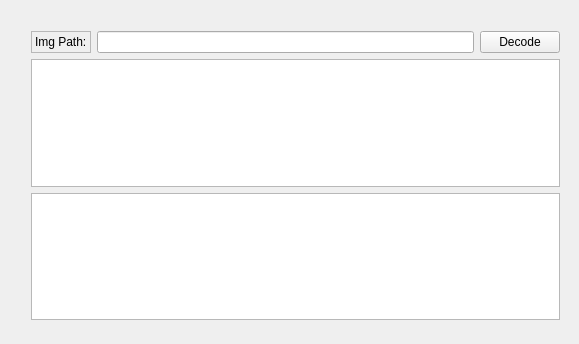
Old version of the form ZBarCodeReader/barcodereader.ui in the repository UAV-Concordia/Report-Builder.
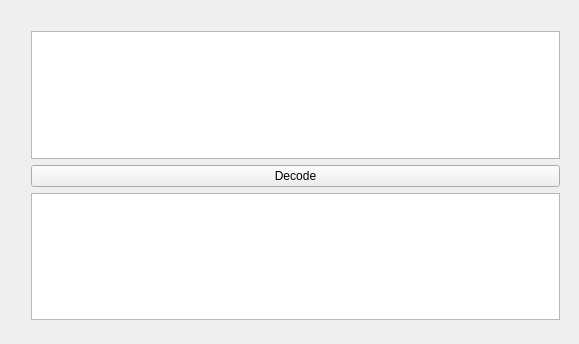
New version of the form.

Commit message: removed a textbox that is not being used lol

```diff
--- a/ZBarCodeReader/barcodereader.ui
+++ b/ZBarCodeReader/barcodereader.ui
@@ -13,7 +13,7 @@
   <property name="windowTitle">
    <string>BarCodeReader</string>
   </property>
-  <widget class="QWidget" name="">
+  <widget class="QWidget" name="layoutWidget">
    <property name="geometry">
     <rect>
      <x>20</x>
@@ -24,28 +24,7 @@
    </property>
    <layout class="QVBoxLayout" name="verticalLayout">
     <item>
-     <layout class="QHBoxLayout" name="horizontalLayout">
-      <item>
-       <widget class="QLabel" name="label">
-        <property name="frameShape">
-         <enum>QFrame::StyledPanel</enum>
-        </property>
-        <property name="text">
-         <string>Img Path:</string>
-        </property>
-       </widget>
-      </item>
-      <item>
-       <widget class="QLineEdit" name="lineEdit"/>
-      </item>
-      <item>
-       <widget class="QPushButton" name="DecodeImg">
-        <property name="text">
-         <string>Decode</string>
-        </property>
-       </widget>
-      </item>
-     </layout>
+     <layout class="QHBoxLayout" name="horizontalLayout"/>
     </item>
     <item>
      <widget class="QListView" name="FolderListView">
@@ -60,6 +39,13 @@
       </property>
      </widget>
     </item>
+    <item>
+     <widget class="QPushButton" name="DecodeImg">
+      <property name="text">
+       <string>Decode</string>
+      </property>
+     </widget>
+    </item>
     <item>
      <widget class="QTextEdit" name="textEdit">
       <property name="frameShape">
```
The commit also changes 1 other file.
